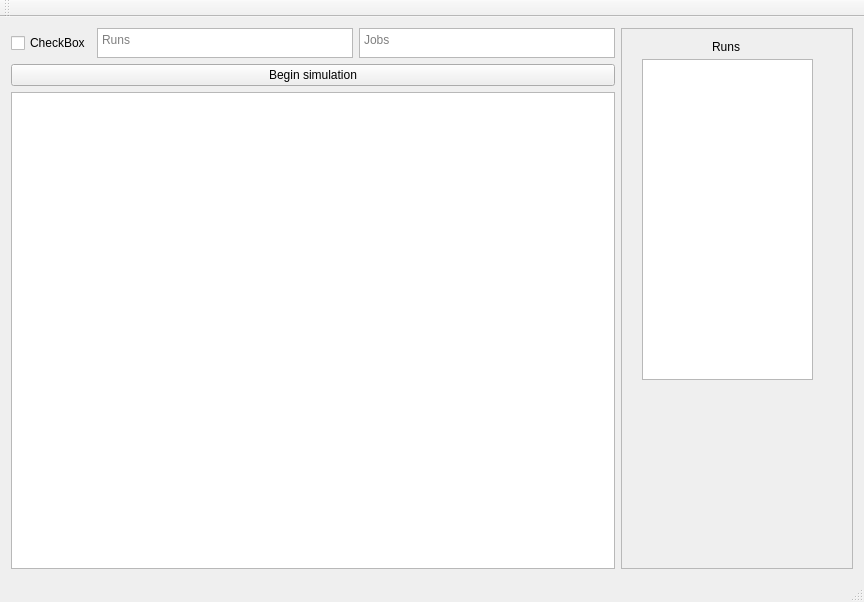
First picture: the form in mainwindow.ui, repository ragrag/Queue-Simulation-QT, before the edit.
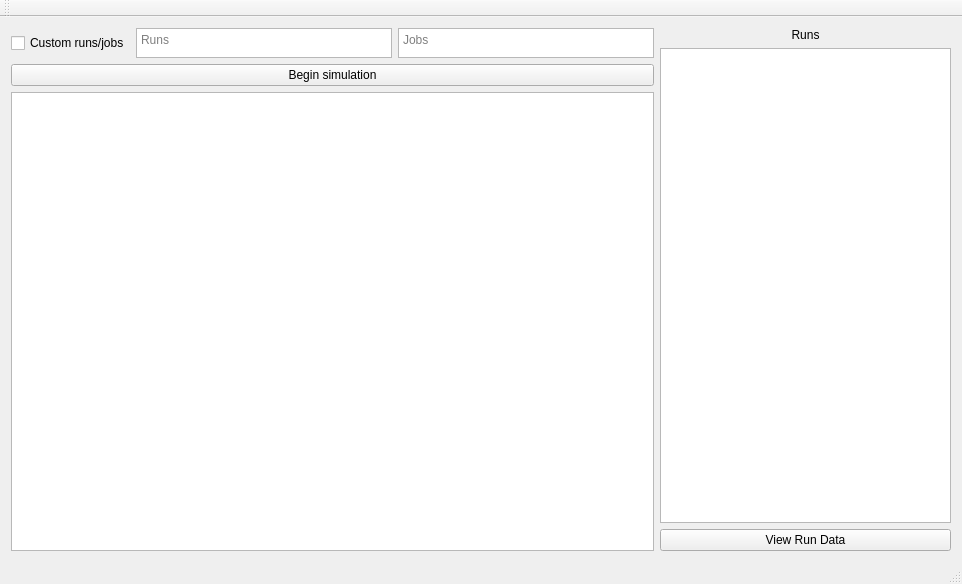
Second picture: the form after the edit.

Patch:
```diff
--- a/mainwindow.ui
+++ b/mainwindow.ui
@@ -6,8 +6,8 @@
    <rect>
     <x>0</x>
     <y>0</y>
-    <width>864</width>
-    <height>602</height>
+    <width>962</width>
+    <height>584</height>
    </rect>
   </property>
   <property name="windowTitle">
@@ -30,7 +30,7 @@
              </size>
             </property>
             <property name="text">
-             <string>CheckBox</string>
+             <string>Custom runs/jobs</string>
             </property>
            </widget>
           </item>
@@ -75,44 +75,28 @@
        </layout>
       </item>
       <item>
-       <widget class="QScrollArea" name="scrollArea">
-        <property name="widgetResizable">
-         <bool>true</bool>
-        </property>
-        <widget class="QWidget" name="scrollAreaWidgetContents_2">
-         <property name="geometry">
-          <rect>
-           <x>0</x>
-           <y>0</y>
-           <width>220</width>
-           <height>511</height>
-          </rect>
-         </property>
-         <widget class="QListView" name="runsList">
-          <property name="geometry">
-           <rect>
-            <x>20</x>
-            <y>30</y>
-            <width>171</width>
-            <height>321</height>
-           </rect>
-          </property>
-         </widget>
+       <layout class="QVBoxLayout" name="verticalLayout_3">
+        <item>
          <widget class="QLabel" name="runsLabel">
-          <property name="geometry">
-           <rect>
-            <x>90</x>
-            <y>10</y>
-            <width>61</width>
-            <height>16</height>
-           </rect>
-          </property>
           <property name="text">
            <string>Runs</string>
           </property>
+          <property name="alignment">
+           <set>Qt::AlignCenter</set>
+          </property>
          </widget>
-        </widget>
-       </widget>
+        </item>
+        <item>
+         <widget class="QListWidget" name="runsList"/>
+        </item>
+        <item>
+         <widget class="QPushButton" name="viewRunBtn">
+          <property name="text">
+           <string>View Run Data</string>
+          </property>
+         </widget>
+        </item>
+       </layout>
       </item>
      </layout>
     </item>
```
Left out of the diff: 8 changed lines with no effect on the pictures.
